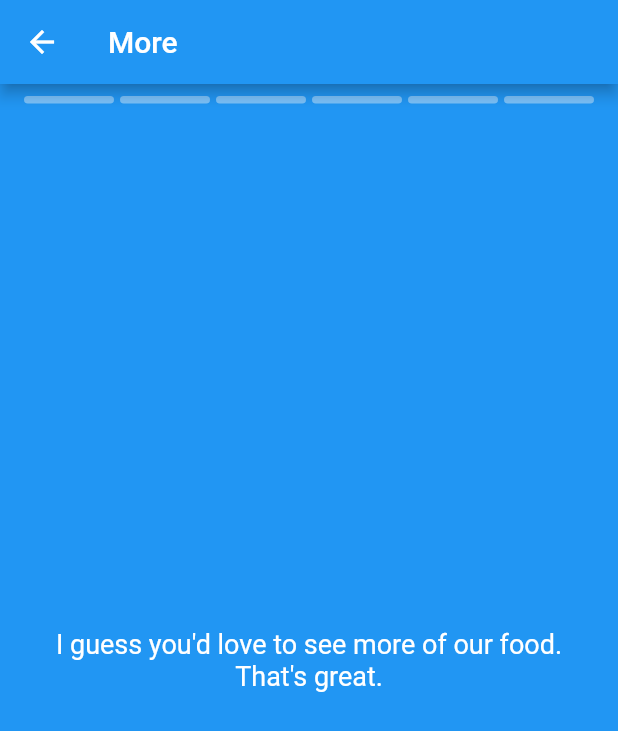
After one commit to ahadjonovss/instagram_ui, a Flutter app: the screen it shows after launch, after a tap on "ahadjonovss", on a phone screen of 412 x 824 dp. The commit adds this screen. Shown: the top 731 px of the screen. Run offline on Flutter 3.47's test engine with Material 2 defaults, Android fonts, the phone set to English and light mode, and no system bars; drawn by our look-alikes of story_view; network calls fail.

Commit message:
Stroies page

```diff
--- a/lib/pages/posts_page.dart
+++ b/lib/pages/posts_page.dart
@@ -1,8 +1,10 @@
 import 'package:flutter/material.dart';
 import 'package:instagram/pages/comments.dart';
+import 'package:instagram/pages/stories_page.dart';
 import 'package:instagram/utils/icons.dart';
 import 'package:instagram/utils/post_info.dart';
 import 'package:instagram/utils/widgets.dart';
+import 'package:story_view/controller/story_controller.dart';
 
 import 'indicator.dart';
 
@@ -14,19 +16,66 @@ class PostsPage extends StatefulWidget {
 }
 
 class _PostsPageState extends State<PostsPage> {
+  final StoryController controller = StoryController();
   List<PostsInfo> post=[
     PostsInfo(username: "ahadjonovss", photos: [MyIcons.img_2,MyIcons.account_logo], account_logo: MyIcons.account_logo,user: 0),
     PostsInfo(username: "someone", photos: [MyIcons.img_1,MyIcons.first_img], account_logo: MyIcons.img_2,user: 0),
     PostsInfo(username: "uzbek_sila", photos: [MyIcons.img_3,MyIcons.img_1], account_logo: MyIcons.img_3,user: 0),
 
   ];
+  Widget stories(String name) {
+    return InkWell(
+      onTap: (){
+        Navigator.push(context, MaterialPageRoute(builder: (context)=>MoreStories()));
+      },
+      child: Container(
+        margin: EdgeInsets.only(top: 10, right: 14),
+        padding: EdgeInsets.only(left: 4),
+        height: 94,
+        width: 76,
+        child: Column(
+          children: [
+            Container(
+              padding: EdgeInsets.all(3),
+              height: 68,
+              width: 68,
+              decoration: const BoxDecoration(
+                  gradient: LinearGradient(
+                      colors: [Color(0xFFDE0046), Color(0xFFF7A34B)]),
+                  borderRadius: BorderRadius.all(Radius.circular(50))),
+              child: Container(
+                  height: 60,
+                  width: 60,
+                  padding: EdgeInsets.all(2),
+                  decoration: const BoxDecoration(
+                    borderRadius: BorderRadius.all(Radius.circular(50)),
+                    color: Colors.white,
+                  ),
+                  child: Container(
+                    decoration: BoxDecoration(
+                        borderRadius: BorderRadius.all(Radius.circular(50)),
+                        image: DecorationImage(
+                          image: NetworkImage("https://source.unsplash.com/random"),
+                          fit: BoxFit.cover,
+                        )),
+                  )),
+            ),
+            Center(
+                child: Text(
+                  name,
+                  style: TextStyle(fontWeight: FontWeight.w400, fontSize: 12),
+                ))
+          ],
+        ),
+      ),
+    );
+  }
 
   @override
   Widget build(BuildContext context) {
     return Scaffold(
       body: SafeArea(
         child: SingleChildScrollView(
-          physics: BouncingScrollPhysics(),
           child: Container(
             child: Column(
               children: [
@@ -95,7 +144,7 @@ class _PostsPageState extends State<PostsPage> {
                   height: 110,
                   width: 400,
                   child: ListView.builder(
-                    itemBuilder:(context, index) => MyWidgets().stories("ahadjonovss"),
+                    itemBuilder:(context, index) => stories("ahadjonovss"),
                     itemCount: 10,
                     scrollDirection: Axis.horizontal,
                   ),
--- /dev/null
+++ b/lib/pages/stories_page.dart
@@ -0,0 +1,74 @@
+import 'package:flutter/cupertino.dart';
+import 'package:flutter/material.dart';
+import 'package:story_view/controller/story_controller.dart';
+import 'package:story_view/widgets/story_view.dart';
+
+class MoreStories extends StatefulWidget {
+  @override
+  _MoreStoriesState createState() => _MoreStoriesState();
+}
+
+class _MoreStoriesState extends State<MoreStories> {
+  final storyController = StoryController();
+
+  @override
+  void dispose() {
+    storyController.dispose();
+    super.dispose();
+  }
+
+  @override
+  Widget build(BuildContext context) {
+    return Scaffold(
+      appBar: AppBar(
+        title: Text("More"),
+      ),
+      body: StoryView(
+        storyItems: [
+          StoryItem.text(
+            title: "I guess you'd love to see more of our food. That's great.",
+            backgroundColor: Colors.blue,
+          ),
+          StoryItem.text(
+            title: "Nice!\n\nTap to continue.",
+            backgroundColor: Colors.red,
+            textStyle: TextStyle(
+              fontFamily: 'Dancing',
+              fontSize: 40,
+            ),
+          ),
+          StoryItem.pageImage(
+            url:
+            "https://image.ibb.co/cU4WGx/Omotuo-Groundnut-Soup-braperucci-com-1.jpg",
+            caption: "Still sampling",
+            controller: storyController,
+          ),
+          StoryItem.pageImage(
+              url: "https://media.giphy.com/media/5GoVLqeAOo6PK/giphy.gif",
+              caption: "Working with gifs",
+              controller: storyController),
+          StoryItem.pageImage(
+            url: "https://media.giphy.com/media/XcA8krYsrEAYXKf4UQ/giphy.gif",
+            caption: "Hello, from the other side",
+            controller: storyController,
+          ),
+          StoryItem.pageImage(
+            url: "https://media.giphy.com/media/XcA8krYsrEAYXKf4UQ/giphy.gif",
+            caption: "Hello, from the other side2",
+            controller: storyController,
+          ),
+        ],
+        onStoryShow: (s) {
+          print("Showing a story");
+        },
+        onComplete: () {
+          Navigator.pop(context);
+          print("Completed a cycle");
+        },
+        progressPosition: ProgressPosition.top,
+        repeat: false,
+        controller: storyController,
+      ),
+    );
+  }
+}
--- a/lib/utils/widgets.dart
+++ b/lib/utils/widgets.dart
@@ -1,52 +1,12 @@
 import 'package:flutter/cupertino.dart';
 import 'package:flutter/material.dart';
+import 'package:instagram/pages/stories_page.dart';
 import 'package:instagram/utils/post_info.dart';
 import 'package:flutter/material.dart';
 import 'icons.dart';
 
 class MyWidgets {
-  Widget stories(String name) {
-    return Container(
-      margin: EdgeInsets.only(top: 10, right: 14),
-      padding: EdgeInsets.only(left: 4),
-      height: 94,
-      width: 76,
-      child: Column(
-        children: [
-          Container(
-            padding: EdgeInsets.all(3),
-            height: 68,
-            width: 68,
-            decoration: const BoxDecoration(
-                gradient: LinearGradient(
-                    colors: [Color(0xFFDE0046), Color(0xFFF7A34B)]),
-                borderRadius: BorderRadius.all(Radius.circular(50))),
-            child: Container(
-                height: 60,
-                width: 60,
-                padding: EdgeInsets.all(2),
-                decoration: const BoxDecoration(
-                  borderRadius: BorderRadius.all(Radius.circular(50)),
-                  color: Colors.white,
-                ),
-                child: Container(
-                  decoration: BoxDecoration(
-                      borderRadius: BorderRadius.all(Radius.circular(50)),
-                      image: DecorationImage(
-                        image: NetworkImage("https://source.unsplash.com/random"),
-                        fit: BoxFit.cover,
-                      )),
-                )),
-          ),
-          Center(
-              child: Text(
-            name,
-            style: TextStyle(fontWeight: FontWeight.w400, fontSize: 12),
-          ))
-        ],
-      ),
-    );
-  }
+
 
   Widget bottom_post(String icon) {
     return Container(
--- a/pubspec.yaml
+++ b/pubspec.yaml
@@ -36,6 +36,7 @@ dependencies:
   # The following adds the Cupertino Icons font to your application.
   # Use with the CupertinoIcons class for iOS style icons.
   cupertino_icons: ^1.0.2
+  story_view: ^0.13.2
 
 dev_dependencies:
   flutter_test:
```
Also changed, not shown: pubspec.lock.
